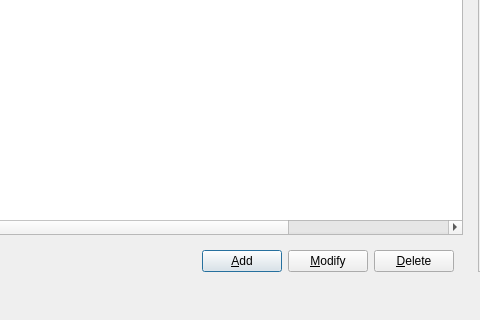
jeremydumais/TeacherHelper, file TeacherHelper/src/classManagementForm.ui: the form before one commit; both pictures show x 216 to 696 and y 300 to 620 of the 1135 by 620 pixel window.
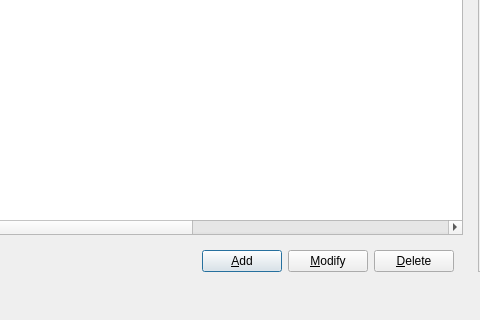
The form after the commit. Icons and pictures are not drawn.

```diff
--- a/TeacherHelper/src/classManagementForm.ui
+++ b/TeacherHelper/src/classManagementForm.ui
@@ -33,7 +33,7 @@
           <enum>QAbstractItemView::SelectRows</enum>
          </property>
          <property name="columnCount">
-          <number>4</number>
+          <number>5</number>
          </property>
          <attribute name="horizontalHeaderVisible">
           <bool>true</bool>
@@ -57,6 +57,7 @@
          <column/>
          <column/>
          <column/>
+         <column/>
         </widget>
        </item>
        <item>
```
Left out of the diff: 11 changed lines with no effect on the pictures.
